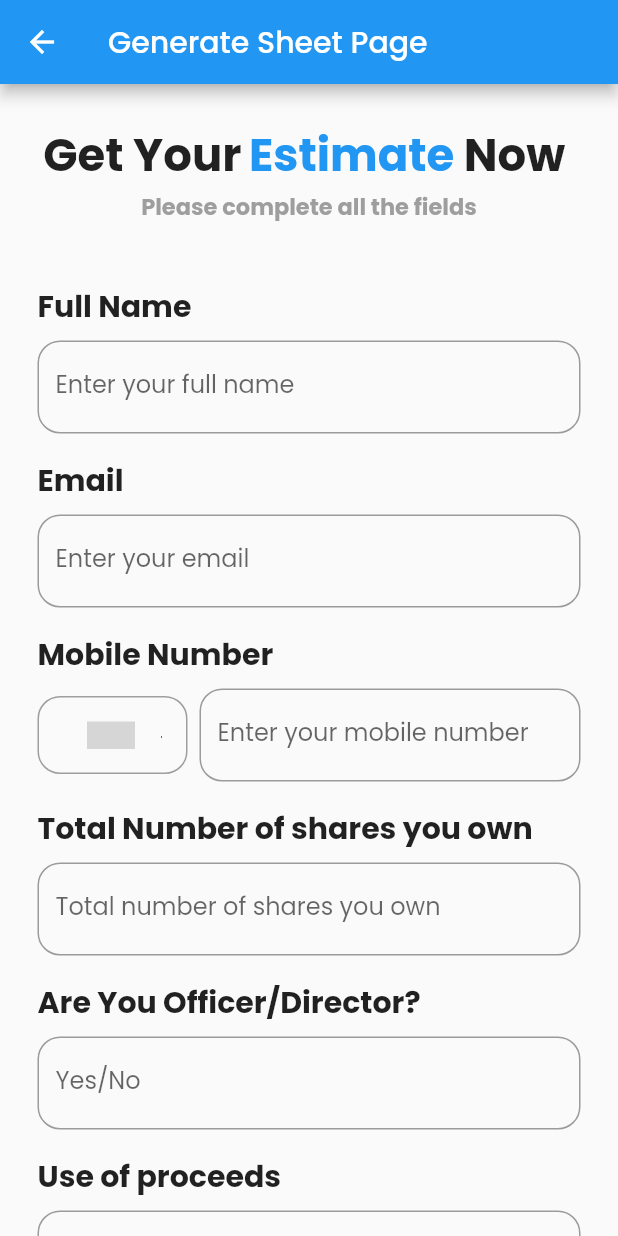
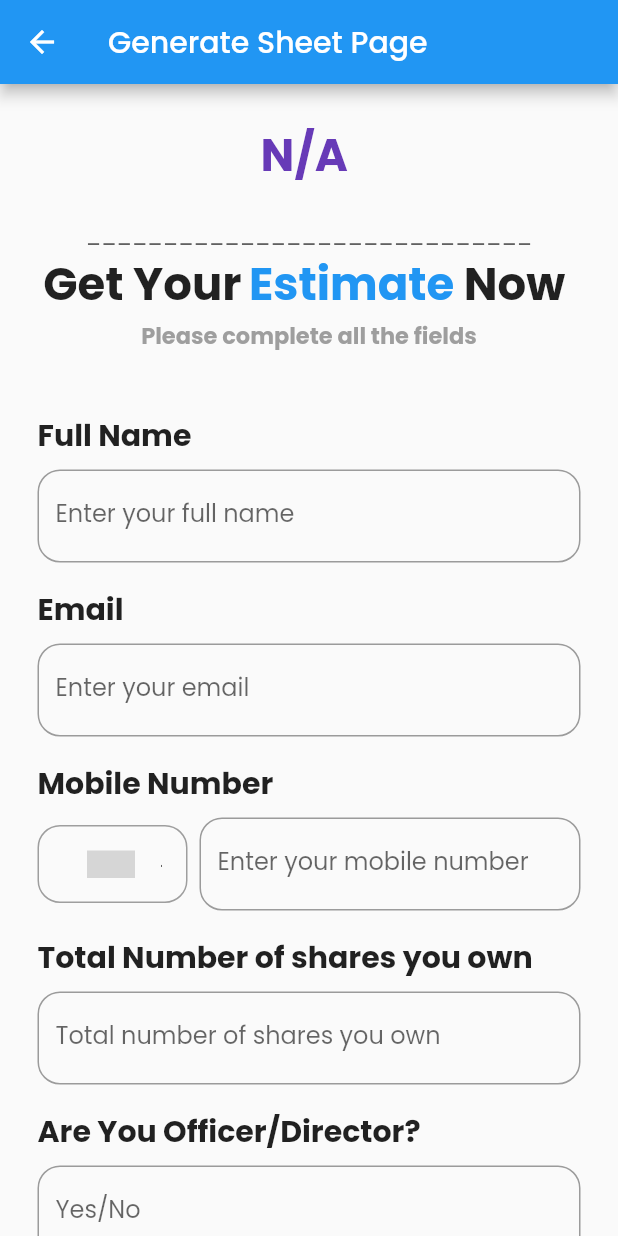
Before and after one commit to ehsanyaqoob/liqueous-App, a Flutter app: the GenerateSheetPage screen opened by its route, on a phone screen of 412 x 824 dp. Run offline on Flutter 3.47's test engine with Material 2 defaults, Android fonts, the phone set to English and light mode, and no system bars; drawn by our look-alikes of country_code_picker; our stand-ins replace google_fonts, intl_phone_number_input; grey boxes are pictures that could not be loaded.

Commit message:
✈️🙋‍♂️ 9 day

```diff
--- a/lib/widgets/generate_widget.dart
+++ b/lib/widgets/generate_widget.dart
@@ -1,5 +1,7 @@
 import 'package:flutter/material.dart';
 import 'package:country_code_picker/country_code_picker.dart';
+
+import '../API/Get_A_Today_API.dart';
 
 void main() {
   runApp(MyApp());
@@ -20,6 +22,9 @@ class MyApp extends StatelessWidget {
 
 class GenerateSheetPage extends StatelessWidget {
   String selectedCountryCode = 'US'; // Default country code
+  final Quote? selectedQuote;
+
+  GenerateSheetPage({this.selectedQuote});
 
   @override
   Widget build(BuildContext context) {
@@ -32,6 +37,58 @@ class GenerateSheetPage extends StatelessWidget {
         child: Column(
           crossAxisAlignment: CrossAxisAlignment.stretch,
           children: [
+            // Display the selected quote here
+            if (selectedQuote != null)
+              Row(
+                mainAxisAlignment: MainAxisAlignment.center,
+                children: [
+                  Flexible(
+                    child: Text(
+                      '${selectedQuote?.name ?? 'N/A'} ',
+                      style:
+                          TextStyle(fontSize: 30, fontWeight: FontWeight.bold),
+                      maxLines: 1,
+                      overflow: TextOverflow.ellipsis,
+                    ),
+                  ),
+                  Flexible(
+                    child: Text(
+                      '${selectedQuote?.exchangeName ?? 'N/A'} ',
+                      style:
+                          TextStyle(fontSize: 30, fontWeight: FontWeight.bold),
+                      maxLines: 1,
+                      overflow: TextOverflow.visible,
+                    ),
+                  ),
+                ],
+              ),
+            Row(
+              mainAxisAlignment: MainAxisAlignment.center,
+              children: [
+                Text(
+                  '${selectedQuote?.symbol ?? 'N/A'} ',
+                  style: TextStyle(
+                      fontSize: 30,
+                      color: Colors.deepPurple,
+                      fontWeight: FontWeight.bold),
+                  maxLines: 1,
+                  overflow: TextOverflow.ellipsis,
+                ),
+              ],
+            ),
+
+            SizedBox(
+              height: 20,
+            ),
+            Row(
+              mainAxisAlignment: MainAxisAlignment.center,
+              children: [
+                Text(
+                  '_____________________________',
+                  style: TextStyle(color: Colors.grey[700]),
+                )
+              ],
+            ),
             Row(
               mainAxisAlignment: MainAxisAlignment.center,
               children: [
--- a/pubspec.yaml
+++ b/pubspec.yaml
@@ -46,6 +46,8 @@ dependencies:
   http: ^0.13.5
   # package for drop down search
   dropdown_search: ^2.0.0
+  # for hover effect on options
+
 
 
 
```
Also changed, not shown: lib/API/Get_A_Today_API.dart (+23 -31 lines).
